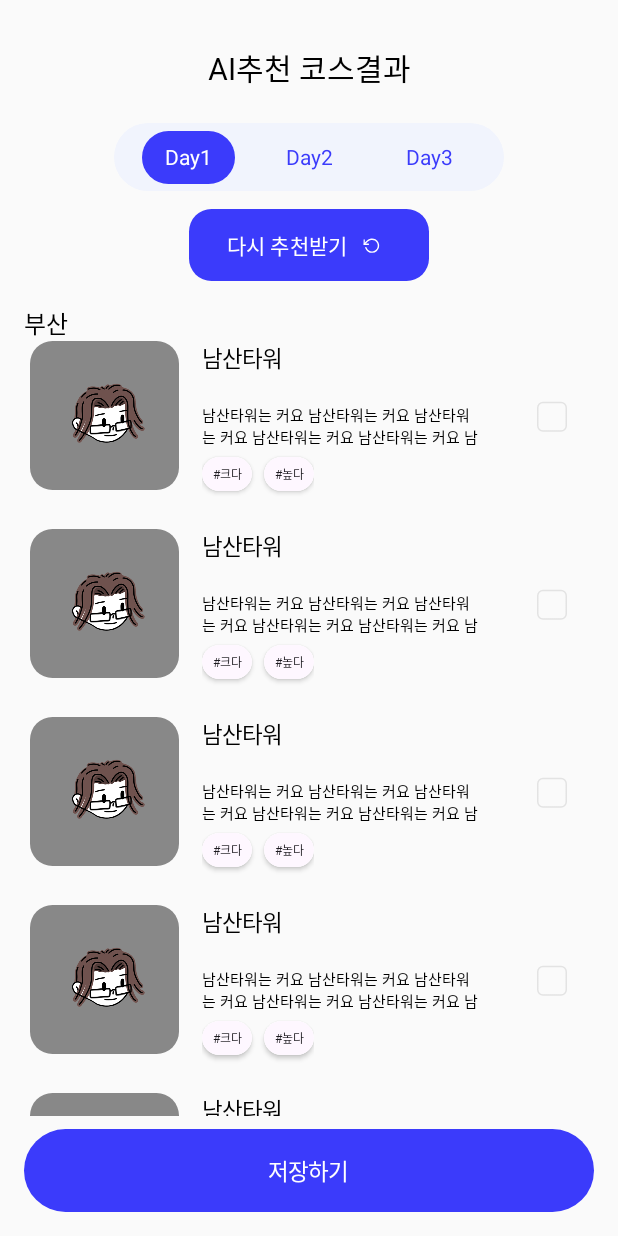
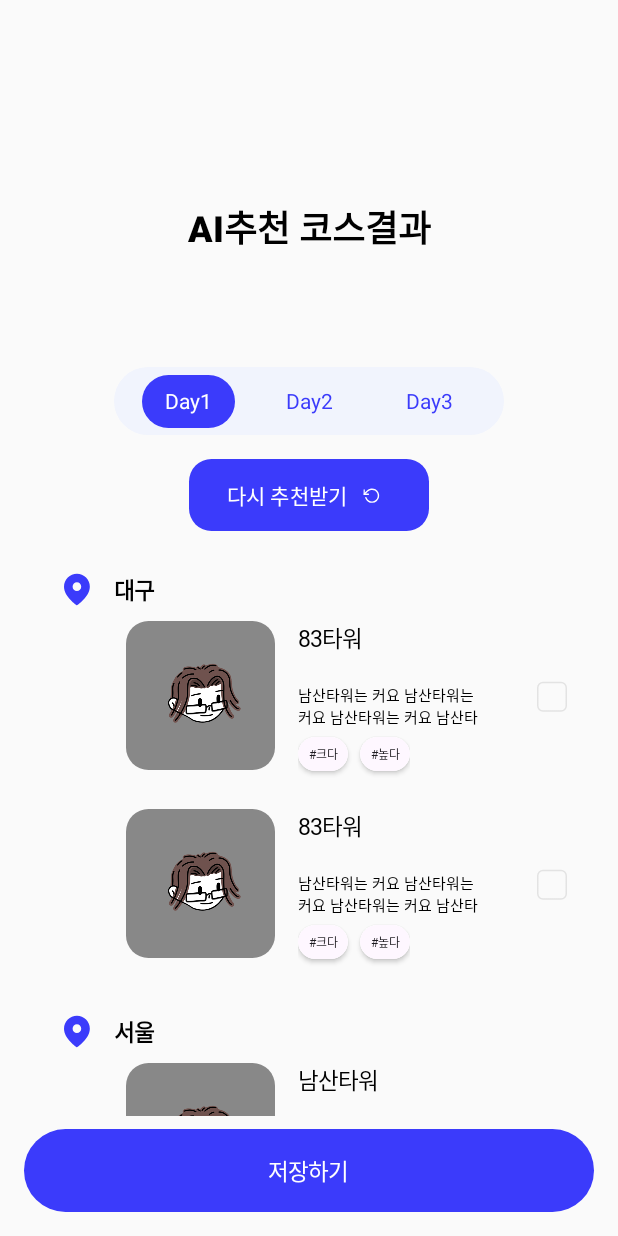
Before and after one commit to Team-Tlog/Tlog-app, an Android app built with Jetpack Compose: the screen it shows after launch (MainActivity), on a phone screen of 412 x 824 dp. Run offline under Robolectric (Android 15) with nearby library versions, the phone set to English and light mode, and no system bars; Roboto replaces fonts that are not available here.

Commit message:
feat: AI 추천 화면 구현(요소 수정 전)

```diff
--- a/Tlog/app/src/main/java/com/tlog/data/model/TravelData.kt
+++ b/Tlog/app/src/main/java/com/tlog/data/model/TravelData.kt
@@ -5,5 +5,6 @@ package com.tlog.data.model
 data class TravelData(
     val travelName: String,
     val description: String,
-    val hashTags: List<String>
+    val hashTags: List<String>,
+    val cityName: String
 )
--- a/Tlog/app/src/main/java/com/tlog/ui/screen/AIRecommendCourseResultScreen.kt
+++ b/Tlog/app/src/main/java/com/tlog/ui/screen/AIRecommendCourseResultScreen.kt
@@ -1,18 +1,25 @@
 package com.tlog.ui.screen
 
+import androidx.compose.foundation.background
 import androidx.compose.foundation.layout.*
+import androidx.compose.foundation.lazy.LazyColumn
 import androidx.compose.material3.*
 import androidx.compose.runtime.*
 import androidx.compose.ui.Alignment
 import androidx.compose.ui.Modifier
+import androidx.compose.ui.graphics.Color
+import androidx.compose.ui.res.painterResource
+import androidx.compose.ui.text.font.FontWeight
 import androidx.compose.ui.tooling.preview.Preview
 import androidx.compose.ui.unit.dp
+import androidx.compose.ui.unit.sp
 import androidx.lifecycle.viewmodel.compose.viewModel
+import com.tlog.R
 import com.tlog.ui.component.DayToggleBar
 import com.tlog.ui.component.MainButton
 import com.tlog.ui.component.RetryButton
-import com.tlog.ui.component.TopBar
-import com.tlog.ui.component.TravelList
+import com.tlog.ui.component.TravelItem
+import com.tlog.ui.theme.MainColor
 import com.tlog.viewmodel.CartViewModel
 
 @Preview(showBackground = true)
@@ -21,57 +28,121 @@ fun AIRecommendCourseResultScreen(
     viewModel: CartViewModel = viewModel()
 ) {
     val travelList by viewModel.travelList
-    var selectedDay by remember { mutableStateOf(1) }
+
+    // 도시별로 묶기
+    val cityGrouped = travelList.groupBy { it.travelData.cityName }
 
     Box(modifier = Modifier.fillMaxSize()) {
-        Column(
+        LazyColumn(
             modifier = Modifier
                 .fillMaxSize()
-                .padding(bottom = 80.dp)
+                .padding(bottom = 80.dp),
+            contentPadding = PaddingValues(vertical = 16.dp)
         ) {
-            Spacer(modifier = Modifier.height(24.dp))
+            item {
+                Spacer(modifier = Modifier.height(117.dp))
+                Text(
+                    text = "AI추천 코스결과",
+                    fontSize = 24.sp,
+                    fontWeight = FontWeight.ExtraBold,
+                    modifier = Modifier
+                        .fillMaxWidth()
+                        .wrapContentWidth(Alignment.CenterHorizontally)
+                )
 
-            TopBar(text = "AI추천 코스결과")
+                Spacer(modifier = Modifier.height(75.dp))
 
-            Spacer(modifier = Modifier.height(16.dp))
+                Box(
+                    modifier = Modifier.fillMaxWidth(),
+                    contentAlignment = Alignment.Center
+                ) {
+                    DayToggleBar(
+                        selectedDay = 1,
+                        onDaySelected = {}
+                    )
+                }
 
-            Box(modifier = Modifier.fillMaxWidth(),
-                contentAlignment = Alignment.Center)
-            {
-                DayToggleBar(
-                    selectedDay = selectedDay,
-                    onDaySelected = { selectedDay = it }
+                Spacer(modifier = Modifier.height(16.dp))
+
+                RetryButton(
+                    onClick = { /* 다시 추천 로직 */ },
+                    modifier = Modifier
+                        .fillMaxWidth()
+                        .wrapContentWidth(Alignment.CenterHorizontally)
                 )
+
+                Spacer(modifier = Modifier.height(16.dp))
             }
 
-            Spacer(modifier = Modifier.height(12.dp))
+            cityGrouped.forEach { (city, list) ->
+                item {
+                    Row(modifier = Modifier.fillMaxWidth()) {
+                        // 세로선
+                        Column(
+                            modifier = Modifier
+                                .padding(start = 25.dp)
+                                .width(1.dp)
+                                .fillMaxHeight()
+                        ) {
+                            Spacer(modifier = Modifier.height(18.dp))
+                            Box(
+                                modifier = Modifier
+                                    .fillMaxHeight()
+                                    .width(1.dp)
+                                    .background(Color.LightGray)
+                            )
+                        }
 
-            RetryButton(
-                onClick = { /* 다시 추천받기 로직 */ },
-                modifier = Modifier.align(Alignment.CenterHorizontally)
-            )
+                        // 콘텐츠
+                        Column(modifier = Modifier.weight(1f)) {
+                            Row(
+                                verticalAlignment = Alignment.CenterVertically,
+                                modifier = Modifier.padding(start = 15.dp, bottom = 4.dp, top = 12.dp)
+                            ) {
+                                Icon(
+                                    painter = painterResource(id = R.drawable.ic_destination),
+                                    contentDescription = "지역 아이콘",
+                                    tint = MainColor,
+                                    modifier = Modifier
+                                        .size(width = 18.dp, height = 22.dp)
+                                )
+                                Spacer(modifier = Modifier.width(16.dp))
+                                Text(
+                                    text = city,
+                                    fontSize = 15.sp,
+                                    fontWeight = FontWeight.Bold
+                                )
+                            }
 
-            Spacer(modifier = Modifier.height(16.dp))
+                            Spacer(modifier = Modifier.height(6.dp))
 
-            Text(
-                text = "부산",
-                style = MaterialTheme.typography.titleMedium,
-                modifier = Modifier.padding(horizontal = 16.dp)
-            )
-
-            TravelList(
-                travelList = travelList,
-                setCheckBox = { index, checked ->
-                    viewModel.updateChecked(index, checked)
+                            Column(modifier = Modifier.padding(start = 37.dp)) {
+                                list.forEachIndexed { index, item ->
+                                    TravelItem(
+                                        index = index,
+                                        travelName = item.travelData.travelName,
+                                        travelDescription = item.travelData.description,
+                                        hashTags = item.travelData.hashTags,
+                                        checked = item.checked,
+                                        setCheckBox = { _, checked ->
+                                            val realIndex = travelList.indexOf(item)
+                                            if (realIndex != -1) {
+                                                viewModel.updateChecked(realIndex, checked)
+                                            }
+                                        }
+                                    )
+                                    Spacer(modifier = Modifier.height(24.dp))
+                                }
+                            }
+                        }
+                    }
                 }
-            )
+            }
         }
 
         MainButton(
             text = "저장하기",
-            onClick = {
-
-            },
+            onClick = { /* 저장 처리 */ },
             modifier = Modifier
                 .align(Alignment.BottomCenter)
                 .padding(16.dp)
--- a/Tlog/app/src/main/java/com/tlog/viewmodel/CartViewModel.kt
+++ b/Tlog/app/src/main/java/com/tlog/viewmodel/CartViewModel.kt
@@ -11,9 +11,19 @@ class CartViewModel: ViewModel() {
     private var _travelList = mutableStateOf(listOf(
         TravelUiData(
             TravelData(
-                travelName = "남산타워",
+                travelName = "83타워",
                 description = "남산타워는 커요 남산타워는 커요 남산타워는 커요 남산타워는 커요 남산타워는 커요 남산타워는 커요 남산타워는 커요 남산타워는 커요 남산타워는 커요 남산타워는 커요 남산타워는 커요 남산타워는 커요 남산타워는 커요 남산타워는 커요",
-                hashTags = listOf("크다", "높다")
+                hashTags = listOf("크다", "높다"),
+                cityName = "대구"
+            ),
+            checked = false
+        ),
+        TravelUiData(
+            TravelData(
+                travelName = "83타워",
+                description = "남산타워는 커요 남산타워는 커요 남산타워는 커요 남산타워는 커요 남산타워는 커요 남산타워는 커요 남산타워는 커요 남산타워는 커요 남산타워는 커요 남산타워는 커요 남산타워는 커요 남산타워는 커요 남산타워는 커요 남산타워는 커요",
+                hashTags = listOf("크다", "높다"),
+                cityName = "대구"
             ),
             checked = false
         ),
@@ -21,15 +31,8 @@ class CartViewModel: ViewModel() {
             TravelData(
                 travelName = "남산타워",
                 description = "남산타워는 커요 남산타워는 커요 남산타워는 커요 남산타워는 커요 남산타워는 커요 남산타워는 커요 남산타워는 커요 남산타워는 커요 남산타워는 커요 남산타워는 커요 남산타워는 커요 남산타워는 커요 남산타워는 커요 남산타워는 커요",
-                hashTags = listOf("크다", "높다")
-            ),
-            checked = false
-        ),
-        TravelUiData(
-            TravelData(
-                travelName = "남산타워",
-                description = "남산타워는 커요 남산타워는 커요 남산타워는 커요 남산타워는 커요 남산타워는 커요 남산타워는 커요 남산타워는 커요 남산타워는 커요 남산타워는 커요 남산타워는 커요 남산타워는 커요 남산타워는 커요 남산타워는 커요 남산타워는 커요",
-                hashTags = listOf("크다", "높다")
+                hashTags = listOf("크다", "높다"),
+                cityName = "서울"
             ),
             checked = false
         ),
@@ -37,7 +40,26 @@ class CartViewModel: ViewModel() {
         TravelData(
             travelName = "남산타워",
             description = "남산타워는 커요 남산타워는 커요 남산타워는 커요 남산타워는 커요 남산타워는 커요 남산타워는 커요 남산타워는 커요 남산타워는 커요 남산타워는 커요 남산타워는 커요 남산타워는 커요 남산타워는 커요 남산타워는 커요 남산타워는 커요",
-            hashTags = listOf("크다", "높다")
+            hashTags = listOf("크다", "높다"),
+            cityName = "서울"
+        ),
+        checked = false
+    ),
+    TravelUiData(
+        TravelData(
+            travelName = "광안리 해수욕장",
+            description = "남산타워는 커요 남산타워는 커요 남산타워는 커요 남산타워는 커요 남산타워는 커요 남산타워는 커요 남산타워는 커요 남산타워는 커요 남산타워는 커요 남산타워는 커요 남산타워는 커요 남산타워는 커요 남산타워는 커요 남산타워는 커요",
+            hashTags = listOf("크다", "높다"),
+            cityName = "부산"
+        ),
+        checked = false
+    ),
+    TravelUiData(
+        TravelData(
+            travelName = "광안리 해수욕장",
+            description = "남산타워는 커요 남산타워는 커요 남산타워는 커요 남산타워는 커요 남산타워는 커요 남산타워는 커요 남산타워는 커요 남산타워는 커요 남산타워는 커요 남산타워는 커요 남산타워는 커요 남산타워는 커요 남산타워는 커요 남산타워는 커요",
+            hashTags = listOf("크다", "높다"),
+            cityName = "부산"
         ),
         checked = false
     ),
@@ -45,7 +67,8 @@ class CartViewModel: ViewModel() {
         TravelData(
             travelName = "남산타워",
             description = "남산타워는 커요 남산타워는 커요 남산타워는 커요 남산타워는 커요 남산타워는 커요 남산타워는 커요 남산타워는 커요 남산타워는 커요 남산타워는 커요 남산타워는 커요 남산타워는 커요 남산타워는 커요 남산타워는 커요 남산타워는 커요",
-            hashTags = listOf("크다", "높다")
+            hashTags = listOf("크다", "높다"),
+            cityName = "서울"
         ),
         checked = false
     ),
@@ -53,7 +76,8 @@ class CartViewModel: ViewModel() {
         TravelData(
             travelName = "남산타워",
             description = "남산타워는 커요 남산타워는 커요 남산타워는 커요 남산타워는 커요 남산타워는 커요 남산타워는 커요 남산타워는 커요 남산타워는 커요 남산타워는 커요 남산타워는 커요 남산타워는 커요 남산타워는 커요 남산타워는 커요 남산타워는 커요",
-            hashTags = listOf("크다", "높다")
+            hashTags = listOf("크다", "높다"),
+            cityName = "서울"
         ),
         checked = false
     ),
@@ -61,7 +85,8 @@ class CartViewModel: ViewModel() {
         TravelData(
             travelName = "남산타워",
             description = "남산타워는 커요 남산타워는 커요 남산타워는 커요 남산타워는 커요 남산타워는 커요 남산타워는 커요 남산타워는 커요 남산타워는 커요 남산타워는 커요 남산타워는 커요 남산타워는 커요 남산타워는 커요 남산타워는 커요 남산타워는 커요",
-            hashTags = listOf("크다", "높다")
+            hashTags = listOf("크다", "높다"),
+            cityName = "서울"
         ),
         checked = false
     ),
@@ -69,7 +94,8 @@ class CartViewModel: ViewModel() {
         TravelData(
             travelName = "남산타워",
             description = "남산타워는 커요 남산타워는 커요 남산타워는 커요 남산타워는 커요 남산타워는 커요 남산타워는 커요 남산타워는 커요 남산타워는 커요 남산타워는 커요 남산타워는 커요 남산타워는 커요 남산타워는 커요 남산타워는 커요 남산타워는 커요",
-            hashTags = listOf("크다", "높다")
+            hashTags = listOf("크다", "높다"),
+            cityName = "서울"
         ),
         checked = false
     ),
@@ -77,7 +103,8 @@ class CartViewModel: ViewModel() {
         TravelData(
             travelName = "남산타워",
             description = "남산타워는 커요 남산타워는 커요 남산타워는 커요 남산타워는 커요 남산타워는 커요 남산타워는 커요 남산타워는 커요 남산타워는 커요 남산타워는 커요 남산타워는 커요 남산타워는 커요 남산타워는 커요 남산타워는 커요 남산타워는 커요",
-            hashTags = listOf("크다", "높다")
+            hashTags = listOf("크다", "높다"),
+            cityName = "서울"
         ),
         checked = false
     ),
@@ -85,7 +112,8 @@ class CartViewModel: ViewModel() {
         TravelData(
             travelName = "남산타워",
             description = "남산타워는 커요 남산타워는 커요 남산타워는 커요 남산타워는 커요 남산타워는 커요 남산타워는 커요 남산타워는 커요 남산타워는 커요 남산타워는 커요 남산타워는 커요 남산타워는 커요 남산타워는 커요 남산타워는 커요 남산타워는 커요",
-            hashTags = listOf("크다", "높다")
+            hashTags = listOf("크다", "높다"),
+            cityName = "서울"
         ),
         checked = false
     ),
@@ -93,23 +121,8 @@ class CartViewModel: ViewModel() {
         TravelData(
             travelName = "남산타워",
             description = "남산타워는 커요 남산타워는 커요 남산타워는 커요 남산타워는 커요 남산타워는 커요 남산타워는 커요 남산타워는 커요 남산타워는 커요 남산타워는 커요 남산타워는 커요 남산타워는 커요 남산타워는 커요 남산타워는 커요 남산타워는 커요",
-            hashTags = listOf("크다", "높다")
-        ),
-        checked = false
-    ),
-    TravelUiData(
-        TravelData(
-            travelName = "남산타워",
-            description = "남산타워는 커요 남산타워는 커요 남산타워는 커요 남산타워는 커요 남산타워는 커요 남산타워는 커요 남산타워는 커요 남산타워는 커요 남산타워는 커요 남산타워는 커요 남산타워는 커요 남산타워는 커요 남산타워는 커요 남산타워는 커요",
-            hashTags = listOf("크다", "높다")
-        ),
-        checked = false
-    ),
-    TravelUiData(
-        TravelData(
-            travelName = "남산타워",
-            description = "남산타워는 커요 남산타워는 커요 남산타워는 커요 남산타워는 커요 남산타워는 커요 남산타워는 커요 남산타워는 커요 남산타워는 커요 남산타워는 커요 남산타워는 커요 남산타워는 커요 남산타워는 커요 남산타워는 커요 남산타워는 커요",
-            hashTags = listOf("크다", "높다")
+            hashTags = listOf("크다", "높다"),
+            cityName = "서울"
         ),
         checked = false
     )
--- /dev/null
+++ b/Tlog/app/src/main/res/drawable/ic_destination.xml
@@ -0,0 +1,10 @@
+<vector xmlns:android="http://schemas.android.com/apk/res/android"
+    android:width="18dp"
+    android:height="23dp"
+    android:viewportWidth="18"
+    android:viewportHeight="23">
+  <path
+      android:pathData="M9,22.5C9,22.5 18,16.5 18,9.5C18,7.113 17.052,4.824 15.364,3.136C13.676,1.448 11.387,0.5 9,0.5C6.613,0.5 4.324,1.448 2.636,3.136C0.948,4.824 0,7.113 0,9.5C0,16.5 9,22.5 9,22.5ZM12,9.5C12,11.157 10.657,12.5 9,12.5C7.343,12.5 6,11.157 6,9.5C6,7.843 7.343,6.5 9,6.5C10.657,6.5 12,7.843 12,9.5Z"
+      android:fillColor="#3B3BFB"
+      android:fillType="evenOdd"/>
+</vector>
```
